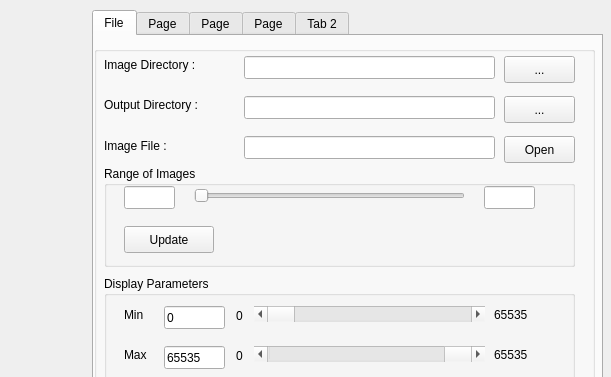
This is Software/uiMainWin.ui in comptech/atrex as Qt 5 draws it before an edit; both pictures show x 648 to 1259 and y 0 to 377 of the 1259 by 866 pixel window. The edited form follows.
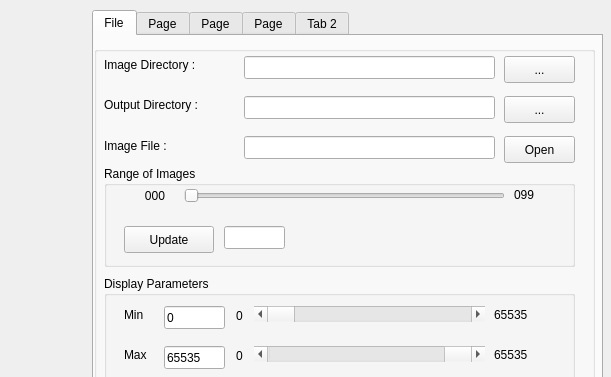
This is the edited form. Custom widgets are drawn as their Qt base class.

Commit message: Further progress of the image select, range and display

Patch:
```diff
--- a/Software/uiMainWin.ui
+++ b/Software/uiMainWin.ui
@@ -181,9 +181,9 @@
        <widget class="QSlider" name="rangeSlider">
         <property name="geometry">
          <rect>
-          <x>90</x>
+          <x>80</x>
           <y>20</y>
-          <width>271</width>
+          <width>321</width>
           <height>20</height>
          </rect>
         </property>
@@ -194,24 +194,14 @@
        <widget class="QLineEdit" name="rangeMinLE">
         <property name="geometry">
          <rect>
-          <x>20</x>
-          <y>20</y>
-          <width>51</width>
+          <x>120</x>
+          <y>60</y>
+          <width>61</width>
           <height>23</height>
          </rect>
         </property>
        </widget>
-       <widget class="QLineEdit" name="rangeMaxLE">
-        <property name="geometry">
-         <rect>
-          <x>380</x>
-          <y>20</y>
-          <width>51</width>
-          <height>23</height>
-         </rect>
-        </property>
-       </widget>
-       <widget class="QPushButton" name="pushButton">
+       <widget class="QPushButton" name="updateImageDispButton">
         <property name="geometry">
          <rect>
           <x>20</x>
@@ -224,6 +214,35 @@
          <string>Update</string>
         </property>
        </widget>
+       <widget class="QLabel" name="minRangeLabel">
+        <property name="geometry">
+         <rect>
+          <x>10</x>
+          <y>20</y>
+          <width>51</width>
+          <height>20</height>
+         </rect>
+        </property>
+        <property name="text">
+         <string>000</string>
+        </property>
+        <property name="alignment">
+         <set>Qt::AlignRight|Qt::AlignTrailing|Qt::AlignVCenter</set>
+        </property>
+       </widget>
+       <widget class="QLabel" name="maxRangeLabel">
+        <property name="geometry">
+         <rect>
+          <x>410</x>
+          <y>20</y>
+          <width>51</width>
+          <height>17</height>
+         </rect>
+        </property>
+        <property name="text">
+         <string>099</string>
+        </property>
+       </widget>
       </widget>
       <widget class="QGroupBox" name="groupBox_3">
        <property name="geometry">
```
Left out of the diff: 2 changed lines with no effect on the pictures. The commit also changes 1 other file.
